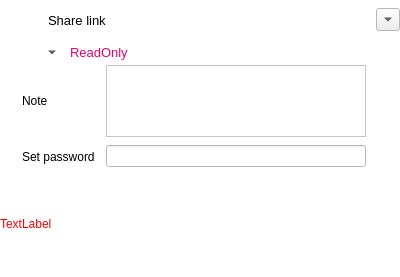
Before: the Qt Designer form src/gui/sharelinkwidget.ui in nextmcloud/desktop, drawn with Qt 5.
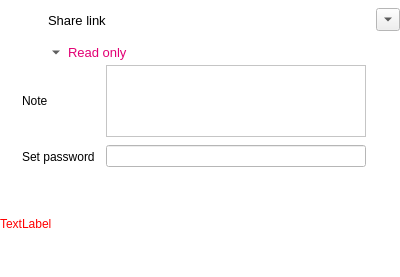
After: the same form once the commit is applied. Icons and pictures are not drawn. Custom widgets are drawn as their Qt base class.

What changed in the file:
```diff
--- a/src/gui/sharelinkwidget.ui
+++ b/src/gui/sharelinkwidget.ui
@@ -98,6 +98,9 @@
    </property>
    <item row="1" column="0">
     <layout class="QHBoxLayout" name="horizontalLayout_5">
+     <property name="spacing">
+      <number>0</number>
+     </property>
      <item>
       <spacer name="horizontalSpacer_5">
        <property name="orientation">
@@ -108,7 +111,7 @@
        </property>
        <property name="sizeHint" stdset="0">
         <size>
-         <width>40</width>
+         <width>44</width>
          <height>25</height>
         </size>
        </property>
@@ -273,7 +276,7 @@
         <string notr="true">color:&quot;#e20074&quot;</string>
        </property>
        <property name="text">
-        <string>ReadOnly</string>
+        <string>Read only</string>
        </property>
        <property name="textFormat">
         <enum>Qt::PlainText</enum>
@@ -320,6 +323,12 @@
      </item>
      <item>
       <widget class="QLabel" name="shareLinkLabel">
+       <property name="sizePolicy">
+        <sizepolicy hsizetype="Expanding" vsizetype="Preferred">
+         <horstretch>0</horstretch>
+         <verstretch>0</verstretch>
+        </sizepolicy>
+       </property>
        <property name="font">
         <font>
          <family>Segoe UI</family>
```
Left out of the diff: 6 changed lines with no effect on the pictures.
